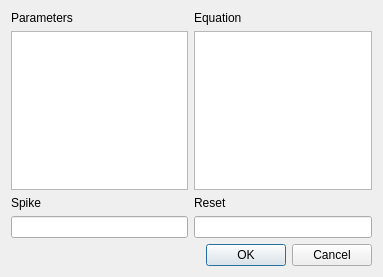
Above: ANNarchyUI/ui/Neuron_Definition.ui from founderznd/PycharmProjects before the change. Below: the same form after it.
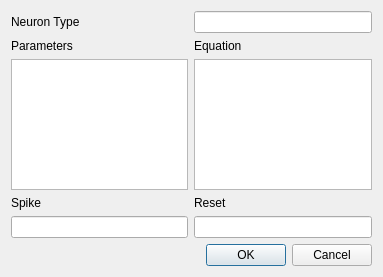
That is the form after the change.

```diff
--- a/ANNarchyUI/ui/Neuron_Definition.ui
+++ b/ANNarchyUI/ui/Neuron_Definition.ui
@@ -18,46 +18,56 @@
     <layout class="QVBoxLayout" name="verticalLayout">
      <item>
       <layout class="QGridLayout" name="gridLayout">
-       <item row="0" column="0">
+       <item row="4" column="0">
+        <widget class="QLineEdit" name="spike"/>
+       </item>
+       <item row="1" column="0">
         <widget class="QLabel" name="label">
          <property name="text">
           <string>Parameters</string>
          </property>
         </widget>
        </item>
-       <item row="0" column="1">
+       <item row="1" column="1">
         <widget class="QLabel" name="label_3">
          <property name="text">
           <string>Equation</string>
          </property>
         </widget>
        </item>
-       <item row="1" column="0">
+       <item row="2" column="0">
         <widget class="QTextEdit" name="parameter"/>
        </item>
-       <item row="1" column="1">
+       <item row="2" column="1">
         <widget class="QTextEdit" name="equation"/>
        </item>
-       <item row="2" column="0">
+       <item row="3" column="0">
         <widget class="QLabel" name="label_2">
          <property name="text">
           <string>Spike</string>
          </property>
         </widget>
        </item>
-       <item row="2" column="1">
+       <item row="3" column="1">
         <widget class="QLabel" name="label_4">
          <property name="text">
           <string>Reset</string>
          </property>
         </widget>
        </item>
-       <item row="3" column="0">
-        <widget class="QLineEdit" name="spike"/>
-       </item>
-       <item row="3" column="1">
+       <item row="4" column="1">
         <widget class="QLineEdit" name="reset"/>
        </item>
+       <item row="0" column="0">
+        <widget class="QLabel" name="label_5">
+         <property name="text">
+          <string>Neuron Type</string>
+         </property>
+        </widget>
+       </item>
+       <item row="0" column="1">
+        <widget class="QLineEdit" name="neurontype"/>
+       </item>
       </layout>
      </item>
      <item>
```
